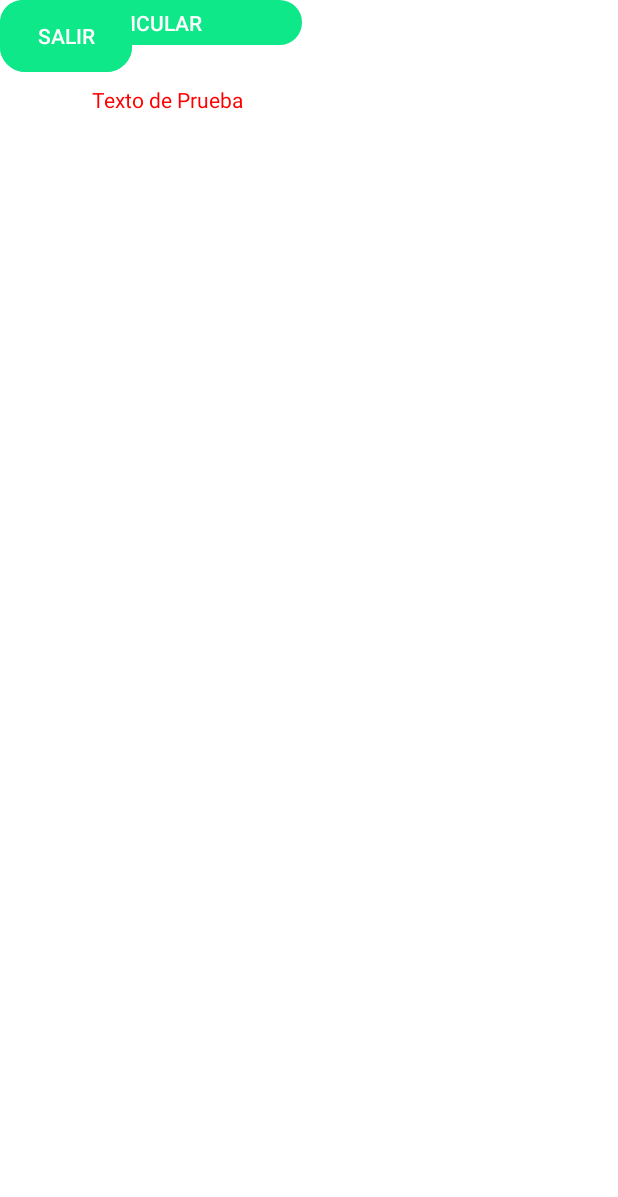
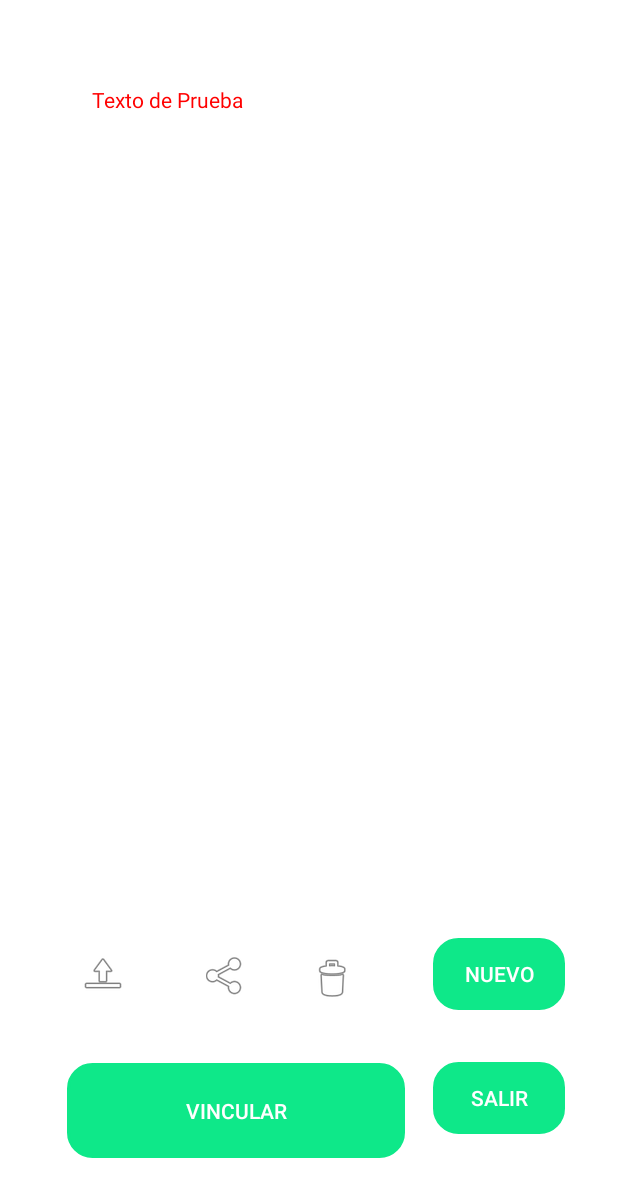
Before and after one commit to andresxvalencia/SmartGreen, an Android app: the mostrarDatos screen opened directly, with no data from a screen before it, on a phone screen of 412 x 824 dp. Shown: the top 1197 px of the screen. Run offline under Robolectric (Android 15) with nearby library versions, the phone set to English and light mode, and no system bars; our stand-ins replace Firebase (no records; nobody signed in at launch, a user with empty details on screens opened directly).

Commit message:
"Constraints Arregladas"

```diff
--- a/app/src/main/res/layout/activity_mostrar_datos.xml
+++ b/app/src/main/res/layout/activity_mostrar_datos.xml
@@ -14,18 +14,26 @@
         android:background="@drawable/button_rounded"
         android:backgroundTint="#0ee889"
         android:text="NUEVO"
-        tools:layout_editor_absoluteX="290dp"
-        tools:layout_editor_absoluteY="553dp" />
+        app:layout_constraintBottom_toBottomOf="parent"
+        app:layout_constraintEnd_toEndOf="parent"
+        app:layout_constraintHorizontal_bias="0.891"
+        app:layout_constraintStart_toStartOf="parent"
+        app:layout_constraintTop_toTopOf="parent"
+        app:layout_constraintVertical_bias="0.806" />
 
     <Button
         android:id="@+id/btnVincular"
-        android:layout_width="201dp"
-        android:layout_height="30dp"
+        android:layout_width="225dp"
+        android:layout_height="63dp"
         android:background="@drawable/button_rounded"
         android:backgroundTint="#0ee889"
         android:text="VINCULAR"
-        tools:layout_editor_absoluteX="45dp"
-        tools:layout_editor_absoluteY="621dp" />
+        app:layout_constraintBottom_toBottomOf="parent"
+        app:layout_constraintEnd_toEndOf="parent"
+        app:layout_constraintHorizontal_bias="0.241"
+        app:layout_constraintStart_toStartOf="parent"
+        app:layout_constraintTop_toTopOf="parent"
+        app:layout_constraintVertical_bias="0.932" />
 
     <Button
         android:id="@+id/btnCerrarSesion"
@@ -34,8 +42,12 @@
         android:background="@drawable/button_rounded"
         android:backgroundTint="#0ee889"
         android:text="SALIR"
-        tools:layout_editor_absoluteX="288dp"
-        tools:layout_editor_absoluteY="623dp" />
+        app:layout_constraintBottom_toBottomOf="parent"
+        app:layout_constraintEnd_toEndOf="parent"
+        app:layout_constraintHorizontal_bias="0.891"
+        app:layout_constraintStart_toStartOf="parent"
+        app:layout_constraintTop_toTopOf="parent"
+        app:layout_constraintVertical_bias="0.912" />
 
     <ImageButton
         android:id="@+id/btnSubir"
@@ -44,27 +56,39 @@
         android:background="@drawable/button_rounded2"
         android:minWidth="48dp"
         android:minHeight="48dp"
-        app:srcCompat="@android:drawable/ic_menu_upload"
-        tools:layout_editor_absoluteX="44dp"
-        tools:layout_editor_absoluteY="548dp" />
+        app:layout_constraintBottom_toBottomOf="parent"
+        app:layout_constraintEnd_toEndOf="parent"
+        app:layout_constraintHorizontal_bias="0.123"
+        app:layout_constraintStart_toStartOf="parent"
+        app:layout_constraintTop_toTopOf="parent"
+        app:layout_constraintVertical_bias="0.806"
+        app:srcCompat="@android:drawable/ic_menu_upload" />
 
     <ImageButton
         android:id="@+id/btnCompartir"
         android:layout_width="26dp"
         android:layout_height="47dp"
         android:background="@drawable/button_rounded2"
-        app:srcCompat="@android:drawable/ic_menu_share"
-        tools:layout_editor_absoluteX="136dp"
-        tools:layout_editor_absoluteY="553dp" />
+        app:layout_constraintBottom_toBottomOf="parent"
+        app:layout_constraintEnd_toEndOf="parent"
+        app:layout_constraintHorizontal_bias="0.355"
+        app:layout_constraintStart_toStartOf="parent"
+        app:layout_constraintTop_toTopOf="parent"
+        app:layout_constraintVertical_bias="0.807"
+        app:srcCompat="@android:drawable/ic_menu_share" />
 
     <ImageButton
         android:id="@+id/btnEliminar"
-        android:layout_width="wrap_content"
-        android:layout_height="wrap_content"
+        android:layout_width="51dp"
+        android:layout_height="51dp"
         android:background="@drawable/button_rounded2"
-        app:srcCompat="@android:drawable/ic_menu_delete"
-        tools:layout_editor_absoluteX="227dp"
-        tools:layout_editor_absoluteY="557dp" />
+        app:layout_constraintBottom_toBottomOf="parent"
+        app:layout_constraintEnd_toEndOf="parent"
+        app:layout_constraintHorizontal_bias="0.541"
+        app:layout_constraintStart_toStartOf="parent"
+        app:layout_constraintTop_toTopOf="parent"
+        app:layout_constraintVertical_bias="0.811"
+        app:srcCompat="@android:drawable/ic_menu_delete" />
 
     <TextView
         android:id="@+id/Datos"
@@ -82,14 +106,22 @@
         android:layout_width="116dp"
         android:layout_height="36dp"
         android:text="TextView"
-        tools:layout_editor_absoluteX="61dp"
-        tools:layout_editor_absoluteY="135dp" />
+        app:layout_constraintBottom_toBottomOf="parent"
+        app:layout_constraintEnd_toEndOf="parent"
+        app:layout_constraintHorizontal_bias="0.206"
+        app:layout_constraintStart_toStartOf="parent"
+        app:layout_constraintTop_toTopOf="parent"
+        app:layout_constraintVertical_bias="0.194" />
 
     <TextView
         android:id="@+id/deviceAddress"
         android:layout_width="92dp"
         android:layout_height="36dp"
         android:text="TextView"
-        tools:layout_editor_absoluteX="257dp"
-        tools:layout_editor_absoluteY="135dp" />
+        app:layout_constraintBottom_toBottomOf="parent"
+        app:layout_constraintEnd_toEndOf="parent"
+        app:layout_constraintHorizontal_bias="0.808"
+        app:layout_constraintStart_toStartOf="parent"
+        app:layout_constraintTop_toTopOf="parent"
+        app:layout_constraintVertical_bias="0.194" />
 </androidx.constraintlayout.widget.ConstraintLayout>
```
